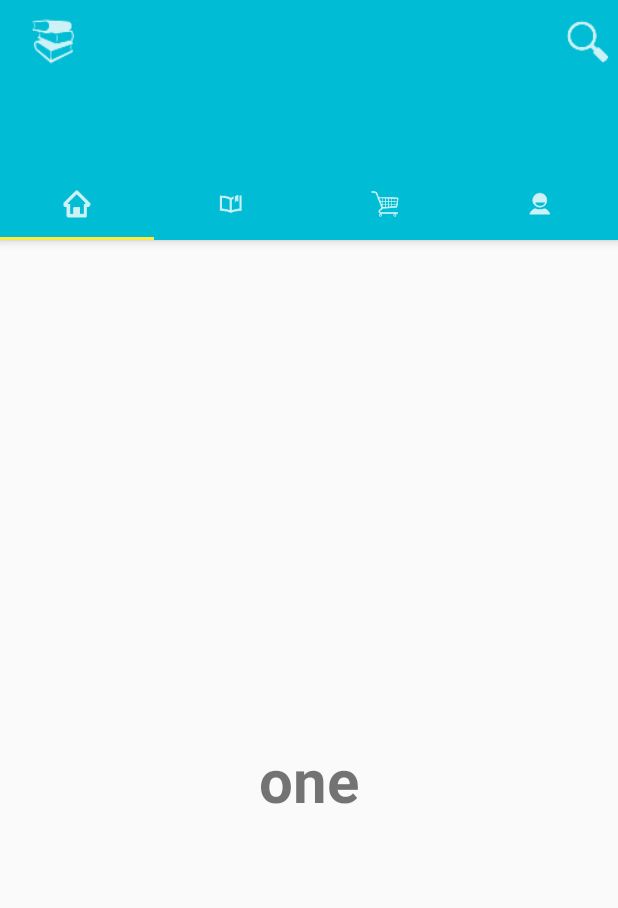
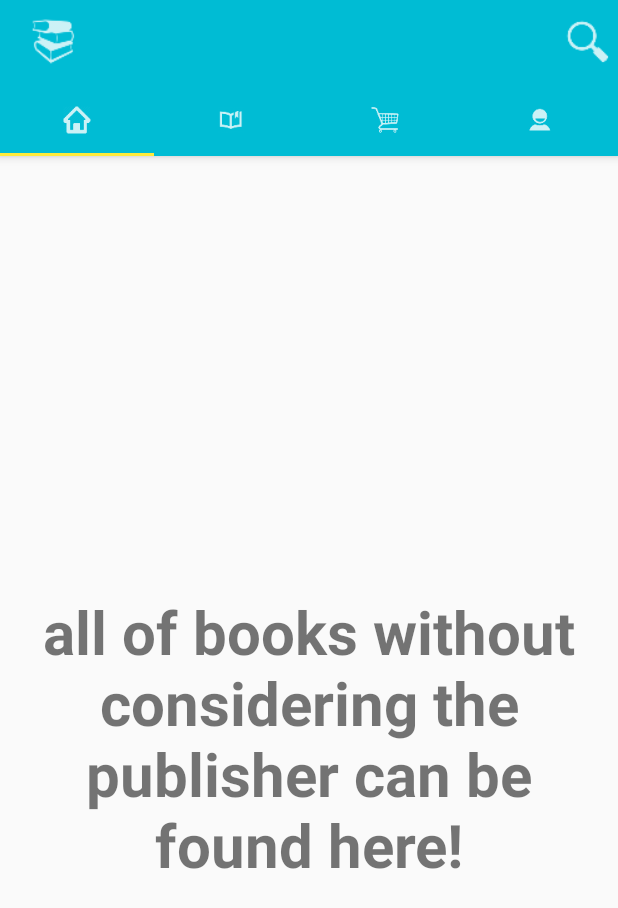
Before and after one commit to AshkanFakhr/BookStore, an Android app: the screen it shows after launch (MainActivity), on a phone screen of 412 x 824 dp. Shown: the top 908 px of the screen. Run offline under Robolectric (Android 15) with nearby library versions, the phone set to English and light mode, and no system bars.

```diff
--- a/app/src/main/res/layout-v17/main_toolbar.xml
+++ /dev/null
@@ -1,37 +0,0 @@
-<?xml version="1.0" encoding="utf-8"?>
-
-<android.support.v7.widget.Toolbar xmlns:android="http://schemas.android.com/apk/res/android"
-    xmlns:app="http://schemas.android.com/apk/res-auto"
-    android:layout_width="match_parent"
-    android:layout_height="wrap_content"
-    android:background="@color/colorPrimary"
-    app:popupTheme="@style/ThemeOverlay.AppCompat.Light"
-    app:theme="@style/ThemeOverlay.AppCompat.Dark">
-
-    <RelativeLayout xmlns:android="http://schemas.android.com/apk/res/android"
-        android:id="@+id/toolbarLayout"
-        android:layout_width="match_parent"
-        android:layout_height="wrap_content">
-
-        <ImageView
-            android:id="@+id/appLogo"
-            android:layout_width="40dp"
-            android:layout_height="40dp"
-            android:layout_alignParentStart="true"
-            android:contentDescription="@string/app_logo"
-            android:onClick="appLogoClick"
-            android:src="@drawable/app_logo"
-            android:title="@string/app_logo" />
-
-        <ImageView
-            android:id="@+id/searchButton"
-            android:layout_width="40dp"
-            android:layout_height="40dp"
-            android:layout_alignParentEnd="true"
-            android:contentDescription="@string/search"
-            android:onClick="searchClick"
-            android:src="@drawable/search"
-            android:title="@string/search" />
-
-    </RelativeLayout>
-</android.support.v7.widget.Toolbar>
--- a/app/src/main/res/layout/activity_main.xml
+++ b/app/src/main/res/layout/activity_main.xml
@@ -5,17 +5,13 @@
     android:layout_height="match_parent"
     tools:context="com.apps.webpouyaco.bookstore.MainActivity">
 
-    <include
-        android:id="@+id/toolbar"
-        layout="@layout/main_toolbar" />
-
-    <android.support.design.widget.CoordinatorLayout
-        xmlns:android="http://schemas.android.com/apk/res/android"
+    <android.support.design.widget.CoordinatorLayout xmlns:android="http://schemas.android.com/apk/res/android"
         xmlns:app="http://schemas.android.com/apk/res-auto"
+        android:id="@+id/coordinatorLayou"
         android:layout_width="match_parent"
         android:layout_height="match_parent"
-        android:id="@+id/coordinatorLayou"
-        android:layout_below="@+id/toolbar">
+        android:layout_alignParentTop="true"
+        >
 
 
         <android.support.design.widget.AppBarLayout
@@ -24,21 +20,53 @@
             android:layout_height="wrap_content"
             android:theme="@style/ThemeOverlay.AppCompat.Dark.ActionBar">
 
-                <android.support.v7.widget.Toolbar
+            <android.support.v7.widget.Toolbar xmlns:android="http://schemas.android.com/apk/res/android"
+                xmlns:app="http://schemas.android.com/apk/res-auto"
                 android:id="@+id/toolbar"
                 android:layout_width="match_parent"
-                    android:layout_height="?attr/actionBarSize"
-                    android:background="?attr/colorPrimary"
+                android:layout_height="wrap_content"
+                android:background="@color/colorPrimary"
                 app:layout_scrollFlags="scroll|enterAlways"
-                    app:popupTheme="@style/ThemeOverlay.AppCompat.Light" />
+                app:popupTheme="@style/ThemeOverlay.AppCompat.Light"
+                app:theme="@style/ThemeOverlay.AppCompat.Dark">
+
+                <RelativeLayout xmlns:android="http://schemas.android.com/apk/res/android"
+                    android:id="@+id/toolbarLayout"
+                    android:layout_width="match_parent"
+                    android:layout_height="wrap_content">
+
+                    <ImageView
+                        android:id="@+id/appLogo"
+                        android:layout_width="40dp"
+                        android:layout_height="40dp"
+                        android:layout_alignParentLeft="true"
+                        android:layout_alignParentStart="true"
+                        android:contentDescription="@string/app_logo"
+                        android:onClick="appLogoClick"
+                        android:src="@drawable/app_logo"
+                        android:title="@string/app_logo" />
+
+                    <ImageView
+                        android:id="@+id/search"
+                        android:layout_width="40dp"
+                        android:layout_height="40dp"
+                        android:layout_alignParentEnd="true"
+                        android:layout_alignParentRight="true"
+                        android:contentDescription="@string/search"
+                        android:onClick="searchClick"
+                        android:src="@drawable/search"
+                        android:title="@string/search" />
+
+                </RelativeLayout>
+
+            </android.support.v7.widget.Toolbar>
 
             <android.support.design.widget.TabLayout
                 android:id="@+id/tabs"
                 android:layout_width="match_parent"
                 android:layout_height="wrap_content"
                 app:tabGravity="fill"
-                    app:tabMode="fixed"
-                    />
+                app:tabMode="fixed" />
         </android.support.design.widget.AppBarLayout>
 
         <android.support.v4.view.ViewPager
--- a/app/src/main/res/layout/fragment_four.xml
+++ b/app/src/main/res/layout/fragment_four.xml
@@ -7,7 +7,9 @@
     <TextView
         android:layout_width="wrap_content"
         android:layout_height="wrap_content"
-        android:text="@string/four"
+        android:padding="10dp"
+        android:gravity="center"
+        android:text="@string/profile_activity_content"
         android:textSize="40sp"
         android:textStyle="bold"
         android:layout_centerInParent="true"/>
--- a/app/src/main/res/layout/fragment_one.xml
+++ b/app/src/main/res/layout/fragment_one.xml
@@ -7,7 +7,9 @@
     <TextView
         android:layout_width="wrap_content"
         android:layout_height="wrap_content"
-        android:text="@string/one"
+        android:text="@string/books_activity_content"
+        android:padding="10dp"
+        android:gravity="center"
         android:textSize="40sp"
         android:textStyle="bold"
         android:layout_centerInParent="true"/>
--- a/app/src/main/res/layout/fragment_three.xml
+++ b/app/src/main/res/layout/fragment_three.xml
@@ -7,7 +7,9 @@
     <TextView
         android:layout_width="wrap_content"
         android:layout_height="wrap_content"
-        android:text="@string/three"
+        android:text="@string/shopping_activity_content"
+        android:padding="10dp"
+        android:gravity="center"
         android:textSize="40sp"
         android:textStyle="bold"
         android:layout_centerInParent="true"/>
--- a/app/src/main/res/layout/fragment_two.xml
+++ b/app/src/main/res/layout/fragment_two.xml
@@ -7,7 +7,9 @@
     <TextView
         android:layout_width="wrap_content"
         android:layout_height="wrap_content"
-        android:text="@string/two"
+        android:text="@string/publishers_activity_content"
+        android:padding="10dp"
+        android:gravity="center"
         android:textSize="40sp"
         android:textStyle="bold"
         android:layout_centerInParent="true"/>
--- a/app/src/main/res/layout/main_toolbar.xml
+++ /dev/null
@@ -1,40 +0,0 @@
-<?xml version="1.0" encoding="utf-8"?>
-
-<android.support.v7.widget.Toolbar xmlns:android="http://schemas.android.com/apk/res/android"
-    xmlns:app="http://schemas.android.com/apk/res-auto"
-    android:layout_width="match_parent"
-    android:layout_height="wrap_content"
-    android:background="@color/colorPrimary"
-    app:popupTheme="@style/ThemeOverlay.AppCompat.Light"
-    app:theme="@style/ThemeOverlay.AppCompat.Dark">
-
-    <RelativeLayout xmlns:android="http://schemas.android.com/apk/res/android"
-        android:id="@+id/toolbarLayout"
-        android:layout_width="match_parent"
-        android:layout_height="wrap_content">
-
-        <ImageView
-            android:id="@+id/appLogo"
-            android:layout_width="40dp"
-            android:layout_height="40dp"
-            android:layout_alignParentLeft="true"
-            android:layout_alignParentStart="true"
-            android:contentDescription="@string/app_logo"
-            android:onClick="appLogoClick"
-            android:src="@drawable/app_logo"
-            android:title="@string/app_logo" />
-
-        <ImageView
-            android:id="@+id/search"
-            android:layout_width="40dp"
-            android:layout_height="40dp"
-            android:layout_alignParentEnd="true"
-            android:layout_alignParentRight="true"
-            android:contentDescription="@string/search"
-            android:onClick="searchClick"
-            android:src="@drawable/search"
-            android:title="@string/search" />
-
-
-    </RelativeLayout>
-</android.support.v7.widget.Toolbar>
--- a/app/src/main/res/values/strings.xml
+++ b/app/src/main/res/values/strings.xml
@@ -9,8 +9,8 @@
 
     <!-- TODO: Remove or change this placeholder text -->
     <string name="hello_blank_fragment">Hello blank fragment</string>
-    <string name="one">one</string>
-    <string name="two">two</string>
-    <string name="three">three</string>
-    <string name="four">four</string>
+    <string name="books_activity_content">all of books without considering the publisher can be found here!</string>
+    <string name="publishers_activity_content">all books of a special publisher will be found here!</string>
+    <string name="shopping_activity_content">the shopping cart items will be stored and purchased from here!</string>
+    <string name="profile_activity_content">the content of profile activity will be put here!</string>
 </resources>
```
Lines whose indentation alone changed are shown as unchanged.
